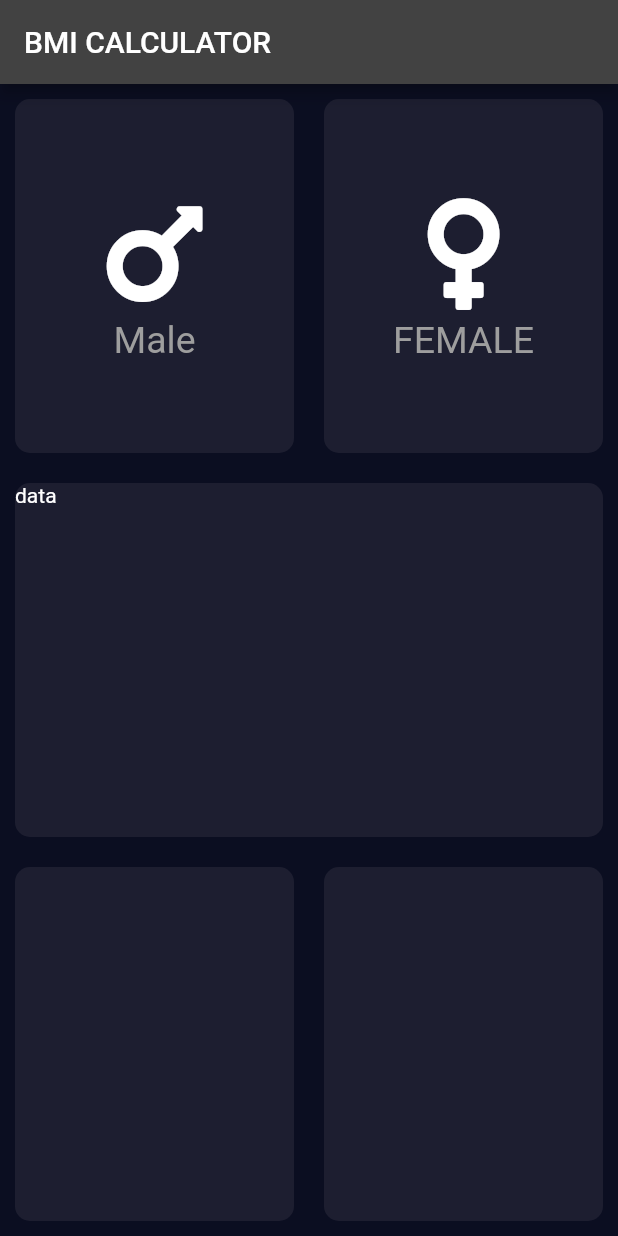
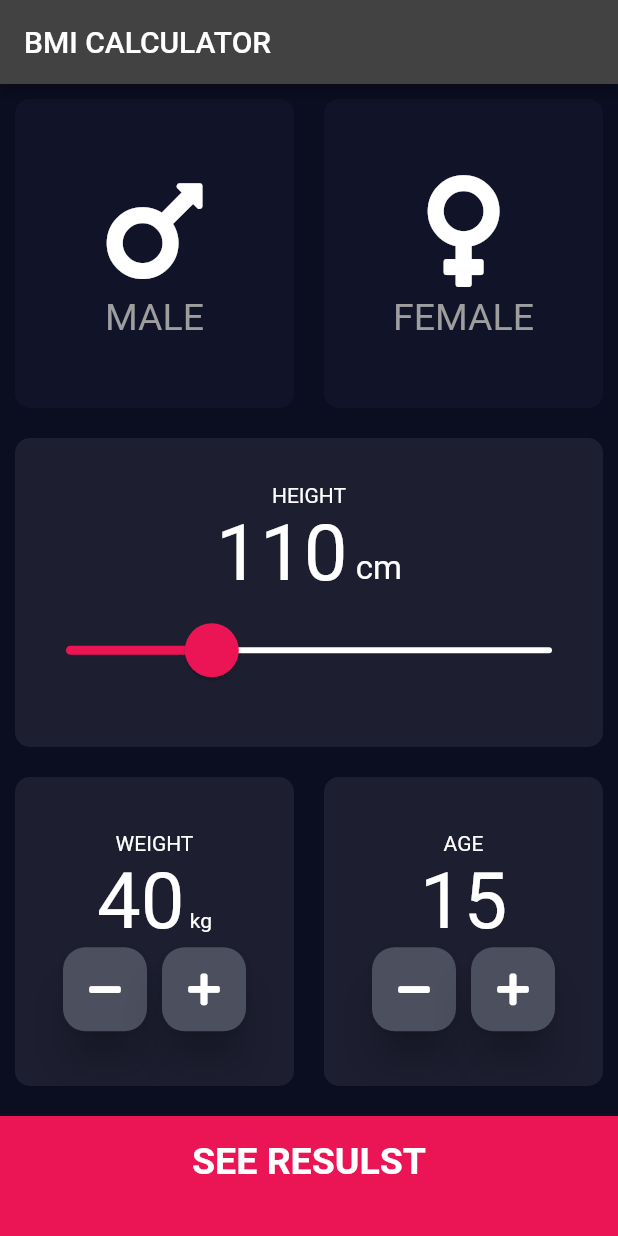
Before and after one commit to azackmatoff/kurs2_sabak7, a Flutter app: the screen it shows after launch, on a phone screen of 412 x 824 dp. Run offline on Flutter 3.47's test engine with Material 2 defaults, Android fonts, the phone set to English and light mode, and no system bars; our stand-ins replace font_awesome_flutter.

Commit message:
birinchi betti toluk buturduk

```diff
--- /dev/null
+++ b/lib/bottom_button.dart
@@ -0,0 +1,30 @@
+import 'package:flutter/material.dart';
+
+import 'constants.dart';
+
+class BottomButton extends StatelessWidget {
+  BottomButton({@required this.onTap, @required this.buttonTitle});
+
+  final Function onTap;
+  final String buttonTitle;
+
+  @override
+  Widget build(BuildContext context) {
+    return GestureDetector(
+      onTap: onTap,
+      child: Container(
+        child: Center(
+          child: Text(
+            buttonTitle,
+            style: kLargeButtonTextStyle,
+          ),
+        ),
+        color: kBottomContainerColour,
+        margin: EdgeInsets.only(top: 10.0),
+        padding: EdgeInsets.only(bottom: 20.0),
+        width: double.infinity,
+        height: kBottomContainerHeight,
+      ),
+    );
+  }
+}
--- /dev/null
+++ b/lib/calculation_brain.dart
@@ -0,0 +1,35 @@
+import 'dart:math';
+
+class CalculatorBrain {
+  CalculatorBrain({this.height, this.weight});
+
+  final int height;
+  final int weight;
+
+  double _bmi;
+
+  String calculateBMI() {
+    _bmi = weight / pow(height / 100, 2);
+    return _bmi.toStringAsFixed(1);
+  }
+
+  String getResult() {
+    if (_bmi >= 25) {
+      return 'Overweight';
+    } else if (_bmi > 18.5) {
+      return 'Normal';
+    } else {
+      return 'Underweight';
+    }
+  }
+
+  String getInterpretation() {
+    if (_bmi >= 25) {
+      return 'You have a higher than normal body weight. Try to exercise more.';
+    } else if (_bmi >= 18.5) {
+      return 'You have a normal body weight. Good job!';
+    } else {
+      return 'You have a lower than normal body weight. You can eat a bit more.';
+    }
+  }
+}
--- a/lib/constants.dart
+++ b/lib/constants.dart
@@ -5,4 +5,50 @@ const TextStyle kIconTextStyle = TextStyle(
   color: Colors.grey,
 );
 
+const TextStyle kHeightTextStyle = TextStyle(
+  fontSize: 52.0,
+);
+
 const Color kCardBGColor = Color(0xFF1D1E30);
+
+const Color kRed = Color(0xFFEB1555);
+const Color kActiveCardColour = Color(0xFF1D1E33);
+const Color kInactiveCardColour = Color(0xFF111328);
+const double kBottomContainerHeight = 80.0;
+
+const Color kBottomContainerColour = Color(0xFFEB1555);
+
+const TextStyle kLabelTextStyle = TextStyle(
+  fontSize: 18.0,
+  color: Color(0xFF8D8E98),
+);
+
+const TextStyle kNumberTextStyle = TextStyle(
+  fontSize: 50.0,
+  fontWeight: FontWeight.w900,
+);
+
+const TextStyle kLargeButtonTextStyle = TextStyle(
+  fontSize: 25.0,
+  fontWeight: FontWeight.bold,
+);
+
+const TextStyle kTitleTextStyle = TextStyle(
+  fontSize: 50.0,
+  fontWeight: FontWeight.bold,
+);
+
+const TextStyle kResultTextStyle = TextStyle(
+  color: Color(0xFF24D876),
+  fontSize: 22.0,
+  fontWeight: FontWeight.bold,
+);
+
+const TextStyle kBMITextStyle = TextStyle(
+  fontSize: 100.0,
+  fontWeight: FontWeight.bold,
+);
+
+const TextStyle kBodyTextStyle = TextStyle(
+  fontSize: 22.0,
+);
--- a/lib/home_view.dart
+++ b/lib/home_view.dart
@@ -1,8 +1,13 @@
 import 'package:flutter/material.dart';
+import 'package:flutter/rendering.dart';
 import 'package:font_awesome_flutter/font_awesome_flutter.dart';
+import 'package:kurs2_sabak7/bottom_button.dart';
+import 'package:kurs2_sabak7/calculation_brain.dart';
 import 'package:kurs2_sabak7/constants.dart';
 import 'package:kurs2_sabak7/icon_content.dart';
 import 'package:kurs2_sabak7/reusable_card.dart';
+import 'package:kurs2_sabak7/rounded_icon_button.dart';
+import 'package:kurs2_sabak7/weight_age_widget.dart';
 
 class HomeView extends StatefulWidget {
   const HomeView({Key key}) : super(key: key);
@@ -12,6 +17,17 @@ class HomeView extends StatefulWidget {
 }
 
 class _HomeViewState extends State<HomeView> {
+  int height = 110; //adamdin boyu
+  int weight = 40; //adamdin ves
+  int age = 15; //adamdin jashy
+  Gender gender;
+
+  Widget cmText = Text(
+    ' cm',
+    style: TextStyle(
+      fontSize: 22.0,
+    ),
+  );
   @override
   Widget build(BuildContext context) {
     return Scaffold(
@@ -28,16 +44,30 @@ class _HomeViewState extends State<HomeView> {
               children: [
                 Expanded(
                   child: ReusableCard(
-                    bgColor: kCardBGColor,
+                    onTap: () {
+                      setState(() {
+                        gender = Gender.male;
+                      });
+                    },
+                    bgColor: gender == Gender.male
+                        ? kActiveCardColour
+                        : kInactiveCardColour,
                     child: IconContent(
-                      text: 'Male',
+                      text: 'MALE',
                       icon: FontAwesomeIcons.mars,
                     ),
                   ),
                 ),
                 Expanded(
                   child: ReusableCard(
-                    bgColor: kCardBGColor,
+                    onTap: () {
+                      setState(() {
+                        gender = Gender.female;
+                      });
+                    },
+                    bgColor: gender == Gender.female
+                        ? kActiveCardColour
+                        : kInactiveCardColour,
                     child: IconContent(
                       icon: FontAwesomeIcons.venus,
                       text: 'FEMALE',
@@ -50,7 +80,46 @@ class _HomeViewState extends State<HomeView> {
           Expanded(
             child: ReusableCard(
               bgColor: kCardBGColor,
-              child: Text('data'),
+              child: Column(
+                mainAxisAlignment: MainAxisAlignment.center,
+                children: [
+                  Text('height'.toUpperCase()),
+                  Row(
+                    mainAxisAlignment: MainAxisAlignment.center,
+                    crossAxisAlignment: CrossAxisAlignment.baseline,
+                    textBaseline: TextBaseline.alphabetic,
+                    children: [
+                      Text(
+                        '${height.toString()}',
+                        style: kHeightTextStyle,
+                      ),
+                      cmText,
+                    ],
+                  ),
+                  SliderTheme(
+                    data: SliderTheme.of(context).copyWith(
+                      activeTrackColor: kRed,
+                      inactiveTrackColor: Colors.white,
+                      thumbColor: kRed,
+                      overlayColor: Color(0x29EB1555),
+                      thumbShape:
+                          RoundSliderThumbShape(enabledThumbRadius: 18.0),
+                      overlayShape:
+                          RoundSliderOverlayShape(overlayRadius: 34.0),
+                    ),
+                    child: Slider(
+                      min: 50.0,
+                      max: 250.0,
+                      value: height.toDouble(),
+                      onChanged: (value) {
+                        print('san: $value');
+                        height = value.toInt();
+                        setState(() {});
+                      },
+                    ),
+                  ),
+                ],
+              ),
             ),
           ),
           Expanded(
@@ -59,15 +128,52 @@ class _HomeViewState extends State<HomeView> {
                 Expanded(
                   child: ReusableCard(
                     bgColor: kCardBGColor,
+                    child: WeightAgeWidget(
+                      isCm: true,
+                      minus: () {
+                        weight--;
+                        setState(() {});
+                      },
+                      plus: () {
+                        weight++;
+                        setState(() {});
+                      },
+                      text: 'WEIGHT',
+                      number: weight,
+                    ),
                   ),
                 ),
                 Expanded(
                   child: ReusableCard(
                     bgColor: kCardBGColor,
+                    child: WeightAgeWidget(
+                      minus: () {
+                        age--;
+                        setState(() {});
+                      },
+                      plus: () {
+                        age++;
+                        setState(() {});
+                      },
+                      text: 'AGE',
+                      number: age,
+                    ),
                   ),
                 ),
               ],
             ),
+          ),
+          BottomButton(
+            onTap: () {
+              CalculatorBrain calculatorBrain = CalculatorBrain(
+                height: height,
+                weight: weight,
+              );
+              final result = calculatorBrain.calculateBMI();
+
+              print('result: $result');
+            },
+            buttonTitle: 'SEE RESULST',
           ),
         ],
       ),
@@ -85,3 +191,5 @@ class _HomeViewState extends State<HomeView> {
     );
   }
 }
+
+enum Gender { male, female }
--- a/lib/reusable_card.dart
+++ b/lib/reusable_card.dart
@@ -5,11 +5,18 @@ import 'package:flutter/material.dart';
 class ReusableCard extends StatelessWidget {
   final Color bgColor;
   final Widget child;
-  ReusableCard({this.bgColor, this.child});
+  final Function onTap;
+  ReusableCard({
+    this.bgColor,
+    this.child,
+    this.onTap,
+  });
 
   @override
   Widget build(BuildContext context) {
-    return Padding(
+    return GestureDetector(
+      onTap: onTap,
+      child: Padding(
         padding: const EdgeInsets.all(10.0),
         child: Container(
           // color: Color(0xFF1d1e30), //Egerde decoration bar bolso, bul color berilbeyt
@@ -19,6 +26,7 @@ class ReusableCard extends StatelessWidget {
           ),
           child: child,
         ),
+      ),
     );
   }
 }
--- /dev/null
+++ b/lib/rounded_icon_button.dart
@@ -0,0 +1,28 @@
+import 'package:flutter/material.dart';
+
+class RoundedIconButton extends StatelessWidget {
+  final Widget child;
+  final Function onTap;
+  const RoundedIconButton({
+    Key key,
+    @required this.child,
+    @required this.onTap,
+  }) : super(key: key);
+
+  @override
+  Widget build(BuildContext context) {
+    return RawMaterialButton(
+      elevation: 12.0,
+      constraints: BoxConstraints.tightFor(
+        width: 56.0,
+        height: 56.0,
+      ),
+      shape: RoundedRectangleBorder(
+        borderRadius: BorderRadius.circular(15.0),
+      ),
+      fillColor: Color(0xFF4C4F5E),
+      onPressed: onTap,
+      child: child,
+    );
+  }
+}
--- /dev/null
+++ b/lib/weight_age_widget.dart
@@ -0,0 +1,80 @@
+import 'package:flutter/material.dart';
+import 'package:font_awesome_flutter/font_awesome_flutter.dart';
+import 'package:kurs2_sabak7/rounded_icon_button.dart';
+
+import 'constants.dart';
+
+class WeightAgeWidget extends StatelessWidget {
+  final String text;
+  final int number;
+  final Function minus;
+  final Function plus;
+  final bool isCm;
+  const WeightAgeWidget({
+    Key key,
+    @required this.text,
+    @required this.number,
+    @required this.minus,
+    @required this.plus,
+    this.isCm = false,
+  }) : super(key: key);
+
+  @override
+  Widget build(BuildContext context) {
+    return Column(
+      mainAxisAlignment: MainAxisAlignment.center,
+      children: [
+        Text(text),
+        isCm
+            ? Row(
+                mainAxisAlignment: MainAxisAlignment.center,
+                crossAxisAlignment: CrossAxisAlignment.baseline,
+                textBaseline: TextBaseline.alphabetic,
+                children: [
+                  Text(
+                    number.toString(),
+                    style: kHeightTextStyle,
+                  ),
+                  Text(
+                    ' kg',
+                  ),
+                ],
+              )
+            : Text(
+                number.toString(),
+                style: kHeightTextStyle,
+              ),
+        Row(
+          mainAxisAlignment: MainAxisAlignment.center,
+          children: [
+            RoundedIconButton(
+              onTap: minus,
+              child: FaIcon(
+                FontAwesomeIcons.minus,
+              ),
+            ),
+            SizedBox(width: 10.0),
+            RoundedIconButton(
+              onTap: plus,
+              child: FaIcon(
+                FontAwesomeIcons.plus,
+              ),
+            ),
+            // Material(
+            //   child: InkWell(
+            //     child: Container(
+            //       height: 56.0,
+            //       width: 56.0,
+            //       decoration: BoxDecoration(
+            //         color: Color(0xFF4C4F5E),
+            //         borderRadius: BorderRadius.circular(15.0),
+            //       ),
+            //     ),
+            //   ),
+            // ),
+          ],
+        ),
+      ],
+    );
+  }
+}
```
Also changed, not shown: lib/main.dart (+46 -0 lines). Lines whose indentation alone changed are shown as unchanged.
